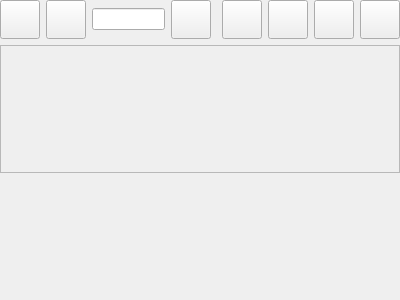
First picture: the form in ui/mydata/Waypoints.ui, repository OpenFairWind/FairWindSK, before the edit.
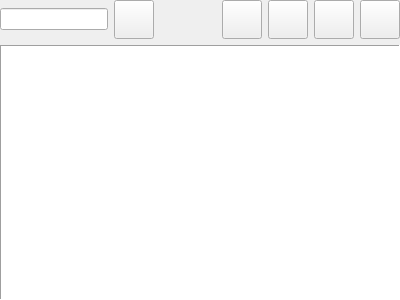
Second picture: the form after the edit. Icons and pictures are not drawn.

Commit message: Added table view

What changed in the file:
```diff
--- a/ui/mydata/Waypoints.ui
+++ b/ui/mydata/Waypoints.ui
@@ -28,40 +28,6 @@
    </property>
    <item>
     <layout class="QHBoxLayout" name="horizontalLayout_Tools">
-     <item>
-      <widget class="QToolButton" name="toolButton_SortDesc">
-       <property name="text">
-        <string/>
-       </property>
-       <property name="icon">
-        <iconset>
-         <normaloff>:/resources/svg/sort-alphabet-ascending-svgrepo-com.svg</normaloff>:/resources/svg/sort-alphabet-ascending-svgrepo-com.svg</iconset>
-       </property>
-       <property name="iconSize">
-        <size>
-         <width>32</width>
-         <height>32</height>
-        </size>
-       </property>
-      </widget>
-     </item>
-     <item>
-      <widget class="QToolButton" name="toolButton_SortAsc">
-       <property name="text">
-        <string/>
-       </property>
-       <property name="icon">
-        <iconset>
-         <normaloff>:/resources/svg/descending-alphabet-sort-svgrepo-com.svg</normaloff>:/resources/svg/descending-alphabet-sort-svgrepo-com.svg</iconset>
-       </property>
-       <property name="iconSize">
-        <size>
-         <width>32</width>
-         <height>32</height>
-        </size>
-       </property>
-      </widget>
-     </item>
      <item>
       <widget class="QLineEdit" name="lineEdit_Search"/>
      </item>
@@ -166,17 +132,26 @@
     </layout>
    </item>
    <item>
-    <widget class="QScrollArea" name="scrollArea_Waypoints">
+    <widget class="QTableView" name="tableView_Waypoints">
      <property name="sizePolicy">
       <sizepolicy hsizetype="Expanding" vsizetype="Expanding">
        <horstretch>0</horstretch>
        <verstretch>0</verstretch>
       </sizepolicy>
      </property>
-     <property name="horizontalScrollBarPolicy">
-      <enum>Qt::ScrollBarPolicy::ScrollBarAlwaysOff</enum>
+     <property name="frameShape">
+      <enum>QFrame::Shape::Panel</enum>
      </property>
-     <property name="widgetResizable">
+     <property name="sizeAdjustPolicy">
+      <enum>QAbstractScrollArea::SizeAdjustPolicy::AdjustIgnored</enum>
+     </property>
+     <property name="selectionMode">
+      <enum>QAbstractItemView::SelectionMode::SingleSelection</enum>
+     </property>
+     <property name="selectionBehavior">
+      <enum>QAbstractItemView::SelectionBehavior::SelectRows</enum>
+     </property>
+     <property name="sortingEnabled">
       <bool>true</bool>
      </property>
      <widget class="QWidget" name="scrollAreaWidgetContents">
@@ -205,19 +180,6 @@
      </widget>
     </widget>
    </item>
-   <item>
-    <spacer name="verticalSpacer">
-     <property name="orientation">
-      <enum>Qt::Orientation::Vertical</enum>
-     </property>
-     <property name="sizeHint" stdset="0">
-      <size>
-       <width>20</width>
-       <height>40</height>
-      </size>
-     </property>
-    </spacer>
-   </item>
   </layout>
  </widget>
  <resources>
```
Left out of the diff: 32 changed lines with no effect on the pictures.
